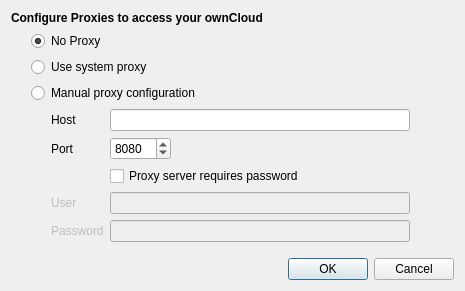
GrossLukas/client, file src/mirall/proxydialog.ui: the form before one commit.
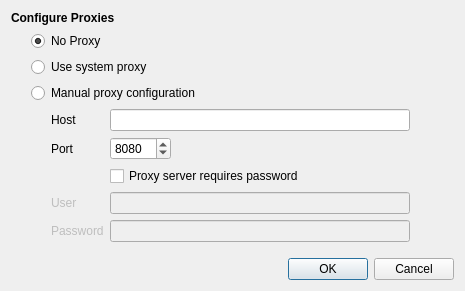
The form after the commit.

Commit message: dialog title == menu item title

The edit to the form file:
```diff
--- a/src/mirall/proxydialog.ui
+++ b/src/mirall/proxydialog.ui
@@ -23,7 +23,7 @@
       </font>
      </property>
      <property name="text">
-      <string>Configure Proxies to access your ownCloud</string>
+      <string>Configure Proxies</string>
      </property>
      <property name="buddy">
       <cstring>manualSettings</cstring>
```
